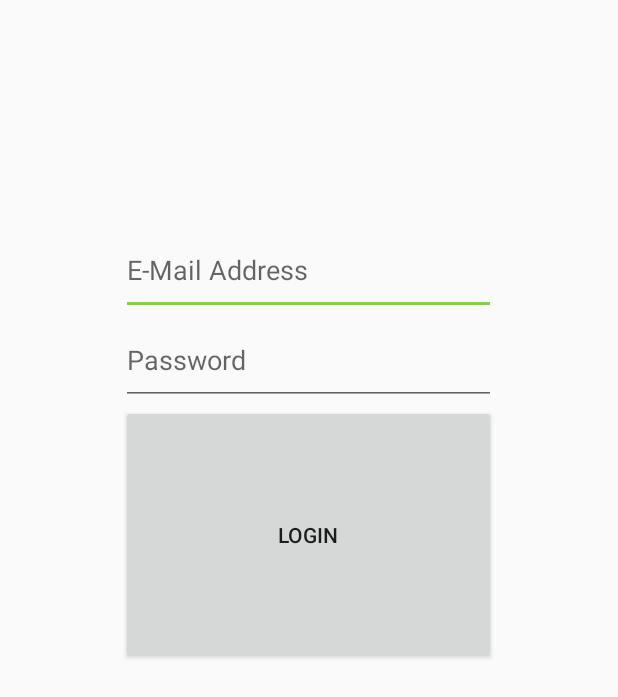
After one commit to JensGe/MADDemo, an Android app: the layout activity_loginview.xml on its own in the app's theme, with its tools: preview values and no code run, on a phone screen of 412 x 824 dp. The commit adds this screen. Shown: the top 697 px of the screen. Run offline under Robolectric (Android 15) with nearby library versions, the phone set to English and light mode, and no system bars.

Commit message:
LoginScreen working !! - ConnectionCheck - Authentification
BackButton2Quit on Overview Activity

```diff
--- a/app/src/main/AndroidManifest.xml
+++ b/app/src/main/AndroidManifest.xml
@@ -13,12 +13,14 @@
         android:roundIcon="@mipmap/ic_launcher_round"
         android:supportsRtl="true"
         android:theme="@style/AppTheme" >
-        <activity android:name=".OverviewActivity" >
+        <activity android:name=".LoginviewActivity"
+                  android:noHistory="true">
             <intent-filter>
                 <action android:name="android.intent.action.MAIN" />
                 <category android:name="android.intent.category.LAUNCHER" />
             </intent-filter>
         </activity>
+        <activity android:name=".OverviewActivity"/>
         <activity android:name=".DetailviewActivity"/>
     </application>
 
--- a/app/src/main/java/de/honzont/jensge/maddemo/ToDoApplication.java
+++ b/app/src/main/java/de/honzont/jensge/maddemo/ToDoApplication.java
@@ -8,6 +8,7 @@ import java.util.List;
 
 import de.honzont.jensge.maddemo.model.IToDoCRUDOperations;
 import de.honzont.jensge.maddemo.model.IToDoCRUDOperationsASync;
+import de.honzont.jensge.maddemo.model.LocalToDoCRUDOperationsImpl;
 import de.honzont.jensge.maddemo.model.RemoteToDoCRUDOperationsImpl;
 import de.honzont.jensge.maddemo.model.ToDo;
 
@@ -20,6 +21,7 @@ public class ToDoApplication extends Application implements IToDoCRUDOperationsA
     private static String logger = ToDoApplication.class.getSimpleName();
 
     private IToDoCRUDOperations syncCrudOperations = new RemoteToDoCRUDOperationsImpl();
+//    private IToDoCRUDOperations syncCrudOperations = new LocalToDoCRUDOperationsImpl(this);
 
     @Override
     public void onCreate() {
--- a/app/src/main/java/de/honzont/jensge/maddemo/model/IToDoCRUDOperations.java
+++ b/app/src/main/java/de/honzont/jensge/maddemo/model/IToDoCRUDOperations.java
@@ -21,7 +21,6 @@ public interface IToDoCRUDOperations {
     public ToDo updateToDo(long id, ToDo item);
 
     // Delete
-
     public boolean deleteToDo(long id);
 
 
--- a/app/src/main/java/de/honzont/jensge/maddemo/model/RemoteToDoCRUDOperationsImpl.java
+++ b/app/src/main/java/de/honzont/jensge/maddemo/model/RemoteToDoCRUDOperationsImpl.java
@@ -37,6 +37,9 @@ public class RemoteToDoCRUDOperationsImpl implements IToDoCRUDOperations {
 
         @DELETE("/api/todos/{id}")
         public Call<Boolean> deleteToDo(@Path("id") long id);
+//
+//        @PUT("/api/users/auth")
+//        public Call<User> authenticateUser(@Body String email, @Body String pwd);
     }
 
     private IToDoCRUDWebAPI webAPI;
--- /dev/null
+++ b/app/src/main/res/layout/activity_loginview.xml
@@ -0,0 +1,39 @@
+<?xml version="1.0" encoding="utf-8"?>
+<LinearLayout xmlns:android="http://schemas.android.com/apk/res/android"
+    android:orientation="vertical" android:layout_width="match_parent"
+    android:layout_height="match_parent"
+    android:weightSum="1">
+
+    <LinearLayout
+        android:layout_width="250dp"
+        android:layout_height="0dp"
+        android:layout_gravity="center"
+        android:layout_marginTop="150dp"
+        android:layout_weight="0.54"
+        android:orientation="vertical"
+        android:weightSum="1">
+
+        <EditText
+            android:id="@+id/loginEmail"
+            android:layout_width="match_parent"
+            android:layout_height="60dp"
+            android:hint="@string/e_mail_address"
+            android:inputType="textEmailAddress" />
+
+        <EditText
+            android:id="@+id/loginPassword"
+            android:layout_width="match_parent"
+            android:layout_height="60dp"
+            android:hint="@string/password"
+            android:inputType="textPassword" />
+
+        <Button
+            android:id="@+id/loginButton"
+            android:layout_width="match_parent"
+            android:layout_height="wrap_content"
+            android:text="@string/login"
+            android:layout_weight="0.64" />
+
+    </LinearLayout>
+
+</LinearLayout>
--- a/app/src/main/res/values/strings.xml
+++ b/app/src/main/res/values/strings.xml
@@ -14,4 +14,8 @@
     <string name="filterunimportant">Filter Unimportant</string>
     <string name="unfilter">Delete Filter</string>
     <string name="contacts">Contacts</string>
+    <string name="e_mail_address">E-Mail Address</string>
+    <string name="password">Password</string>
+    <string name="login">Login</string>
+    <string name="noEmailError">This is not an E-Mail Address</string>
 </resources>
```
Also changed, not shown: app/src/main/java/de/honzont/jensge/maddemo/LoginviewActivity.java (added, +311 -0 lines), app/src/main/java/de/honzont/jensge/maddemo/OverviewActivity.java (+36 -2 lines), 1 other file.
